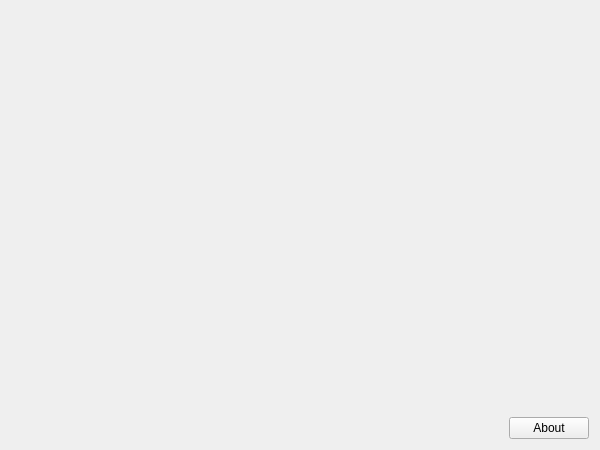
Qt form applications/mne_scan/plugins/covariance/FormFiles/covariancesetup.ui (mne-tools/mne-cpp) before a commit.
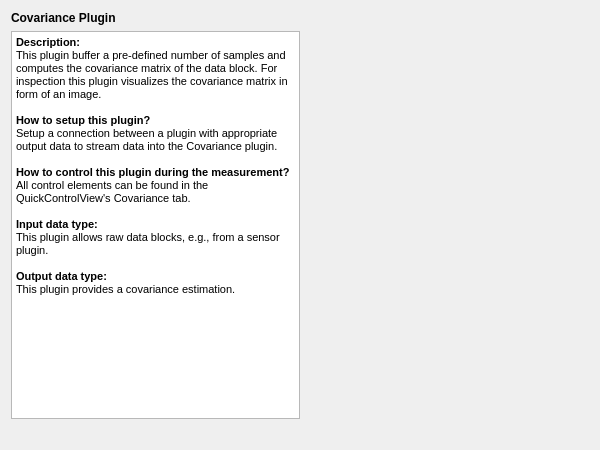
The same form after that commit. Icons and pictures are not drawn.

Commit message: MAINT: More plugin chnages

What changed in the file:
```diff
--- a/applications/mne_scan/plugins/covariance/FormFiles/covariancesetup.ui
+++ b/applications/mne_scan/plugins/covariance/FormFiles/covariancesetup.ui
@@ -14,62 +14,68 @@
    <string>CovrianceSetupWidget</string>
   </property>
   <layout class="QVBoxLayout" name="verticalLayout">
+   <item>
+    <widget class="QLabel" name="label">
+     <property name="font">
+      <font>
+       <weight>75</weight>
+       <bold>true</bold>
+      </font>
+     </property>
+     <property name="text">
+      <string>Covariance Plugin</string>
+     </property>
+    </widget>
+   </item>
    <item>
     <layout class="QGridLayout" name="m_qGridLayout_main">
-     <item row="0" column="1" colspan="2">
-      <widget class="QLabel" name="m_qLabelCovarianceImage">
-       <property name="minimumSize">
-        <size>
-         <width>0</width>
-         <height>103</height>
-        </size>
-       </property>
-       <property name="maximumSize">
-        <size>
-         <width>16777215</width>
-         <height>103</height>
-        </size>
-       </property>
-       <property name="text">
-        <string/>
-       </property>
-       <property name="pixmap">
-        <pixmap resource="../covariance.qrc">:/images/covariance_logo.png</pixmap>
-       </property>
-       <property name="alignment">
-        <set>Qt::AlignRight|Qt::AlignTrailing|Qt::AlignVCenter</set>
-       </property>
-      </widget>
-     </item>
-     <item row="2" column="1">
-      <spacer name="m_qHorizontalSpacer_About">
-       <property name="orientation">
-        <enum>Qt::Horizontal</enum>
-       </property>
-       <property name="sizeHint" stdset="0">
-        <size>
-         <width>40</width>
-         <height>20</height>
-        </size>
-       </property>
-      </spacer>
-     </item>
-     <item row="2" column="2">
-      <widget class="QPushButton" name="m_qPushButton_About">
-       <property name="text">
-        <string>About</string>
+     <item row="0" column="0">
+      <widget class="QTextBrowser" name="textBrowser">
+       <property name="html">
+        <string>&lt;!DOCTYPE HTML PUBLIC &quot;-//W3C//DTD HTML 4.0//EN&quot; &quot;http://www.w3.org/TR/REC-html40/strict.dtd&quot;&gt;
+&lt;html&gt;&lt;head&gt;&lt;meta name=&quot;qrichtext&quot; content=&quot;1&quot; /&gt;&lt;style type=&quot;text/css&quot;&gt;
+p, li { white-space: pre-wrap; }
+&lt;/style&gt;&lt;/head&gt;&lt;body style=&quot; font-family:'MS Shell Dlg 2'; font-size:8.25pt; font-weight:400; font-style:normal;&quot;&gt;
+&lt;p style=&quot; margin-top:0px; margin-bottom:0px; margin-left:0px; margin-right:0px; -qt-block-indent:0; text-indent:0px;&quot;&gt;&lt;span style=&quot; font-weight:600;&quot;&gt;Description:&lt;/span&gt;&lt;/p&gt;
+&lt;p style=&quot; margin-top:0px; margin-bottom:0px; margin-left:0px; margin-right:0px; -qt-block-indent:0; text-indent:0px;&quot;&gt;This plugin buffer a pre-defined number of samples and computes the covariance matrix of the data block. For inspection this plugin visualizes the covariance matrix in form of an image.&lt;/p&gt;
+&lt;p style=&quot;-qt-paragraph-type:empty; margin-top:0px; margin-bottom:0px; margin-left:0px; margin-right:0px; -qt-block-indent:0; text-indent:0px;&quot;&gt;&lt;br /&gt;&lt;/p&gt;
+&lt;p style=&quot; margin-top:0px; margin-bottom:0px; margin-left:0px; margin-right:0px; -qt-block-indent:0; text-indent:0px;&quot;&gt;&lt;span style=&quot; font-weight:600;&quot;&gt;How to setup this plugin?&lt;/span&gt;&lt;/p&gt;
+&lt;p style=&quot; margin-top:0px; margin-bottom:0px; margin-left:0px; margin-right:0px; -qt-block-indent:0; text-indent:0px;&quot;&gt;Setup a connection between a plugin with appropriate output data to stream data into the Covariance plugin.&lt;/p&gt;
+&lt;p style=&quot;-qt-paragraph-type:empty; margin-top:0px; margin-bottom:0px; margin-left:0px; margin-right:0px; -qt-block-indent:0; text-indent:0px;&quot;&gt;&lt;br /&gt;&lt;/p&gt;
+&lt;p style=&quot; margin-top:0px; margin-bottom:0px; margin-left:0px; margin-right:0px; -qt-block-indent:0; text-indent:0px;&quot;&gt;&lt;span style=&quot; font-weight:600;&quot;&gt;How to control this plugin during the measurement?&lt;/span&gt;&lt;/p&gt;
+&lt;p style=&quot; margin-top:0px; margin-bottom:0px; margin-left:0px; margin-right:0px; -qt-block-indent:0; text-indent:0px;&quot;&gt;All control elements can be found in the QuickControlView's Covariance tab.&lt;/p&gt;
+&lt;p style=&quot;-qt-paragraph-type:empty; margin-top:0px; margin-bottom:0px; margin-left:0px; margin-right:0px; -qt-block-indent:0; text-indent:0px;&quot;&gt;&lt;br /&gt;&lt;/p&gt;
+&lt;p style=&quot; margin-top:0px; margin-bottom:0px; margin-left:0px; margin-right:0px; -qt-block-indent:0; text-indent:0px;&quot;&gt;&lt;span style=&quot; font-weight:600;&quot;&gt;Input data type:&lt;/span&gt;&lt;/p&gt;
+&lt;p style=&quot; margin-top:0px; margin-bottom:0px; margin-left:0px; margin-right:0px; -qt-block-indent:0; text-indent:0px;&quot;&gt;This plugin allows raw data blocks, e.g., from a sensor plugin.&lt;/p&gt;
+&lt;p style=&quot;-qt-paragraph-type:empty; margin-top:0px; margin-bottom:0px; margin-left:0px; margin-right:0px; -qt-block-indent:0; text-indent:0px;&quot;&gt;&lt;br /&gt;&lt;/p&gt;
+&lt;p style=&quot; margin-top:0px; margin-bottom:0px; margin-left:0px; margin-right:0px; -qt-block-indent:0; text-indent:0px;&quot;&gt;&lt;span style=&quot; font-weight:600;&quot;&gt;Output data type:&lt;/span&gt;&lt;/p&gt;
+&lt;p style=&quot; margin-top:0px; margin-bottom:0px; margin-left:0px; margin-right:0px; -qt-block-indent:0; text-indent:0px;&quot;&gt;This plugin provides a covariance estimation.&lt;/p&gt;
+&lt;p style=&quot;-qt-paragraph-type:empty; margin-top:0px; margin-bottom:0px; margin-left:0px; margin-right:0px; -qt-block-indent:0; text-indent:0px;&quot;&gt;&lt;br /&gt;&lt;/p&gt;&lt;/body&gt;&lt;/html&gt;</string>
        </property>
       </widget>
      </item>
      <item row="1" column="0">
-      <spacer name="m_qVerticalSpacer_LeftRow">
+      <spacer name="m_qHorizontalSpacer_About">
        <property name="orientation">
-        <enum>Qt::Vertical</enum>
+        <enum>Qt::Horizontal</enum>
        </property>
        <property name="sizeHint" stdset="0">
         <size>
-         <width>20</width>
-         <height>40</height>
+         <width>40</width>
+         <height>20</height>
+        </size>
+       </property>
+      </spacer>
+     </item>
+     <item row="0" column="1">
+      <spacer name="horizontalSpacer">
+       <property name="orientation">
+        <enum>Qt::Horizontal</enum>
+       </property>
+       <property name="sizeHint" stdset="0">
+        <size>
+         <width>40</width>
+         <height>20</height>
         </size>
        </property>
       </spacer>
```
Left out of the diff: 4 changed lines with no effect on the pictures. The commit also changes 11 other files.
